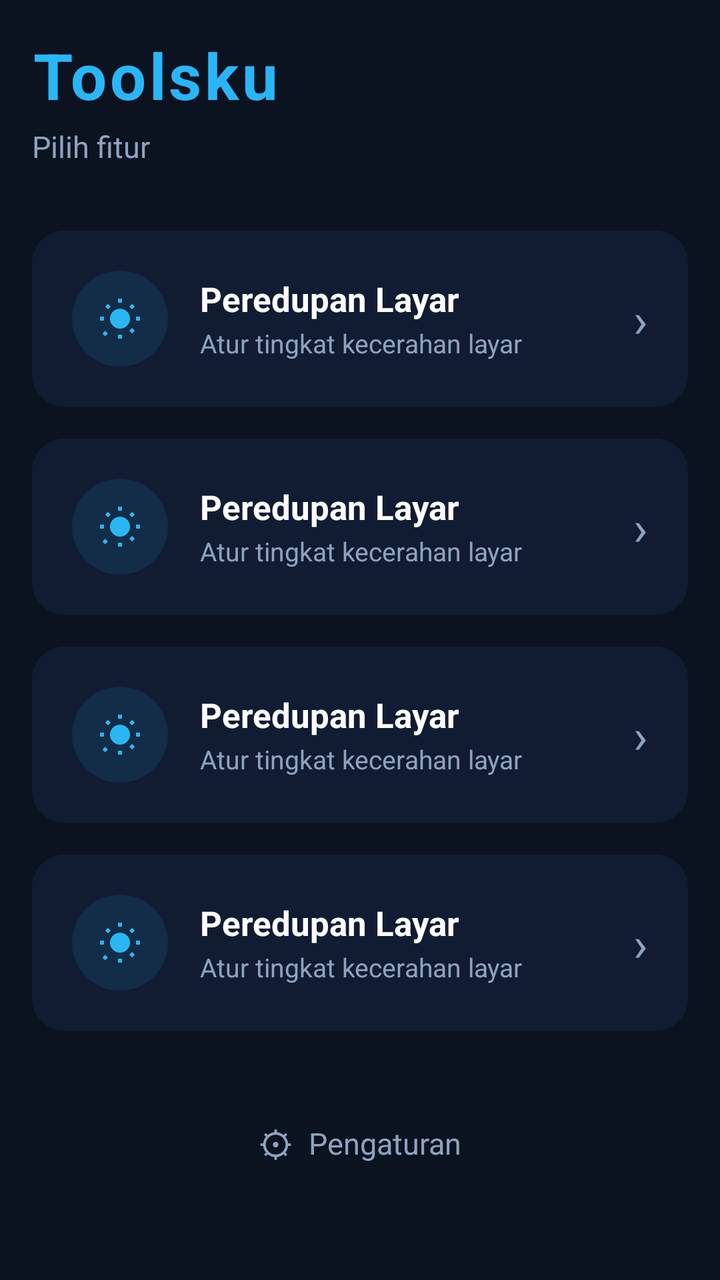
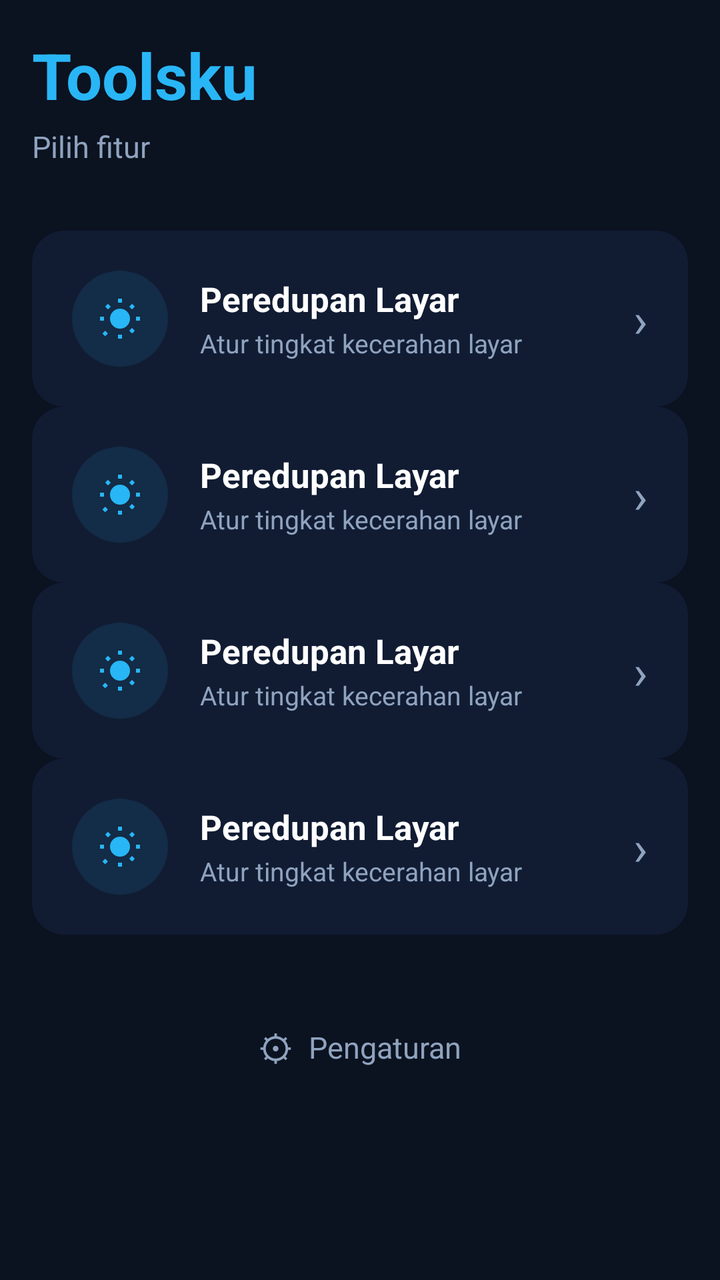

The first picture is an Android layout as it rendered before a commit; the second is the same layout after the commit. The layout source and the unified diff follow.
<!-- AndroidManifest.xml: activity theme Theme.Toolsku -->
<!-- res/layout/activity_main.xml -->
<?xml version="1.0" encoding="utf-8"?>
<ScrollView xmlns:android="http://schemas.android.com/apk/res/android"
    xmlns:app="http://schemas.android.com/apk/res-auto"
    android:layout_width="match_parent"
    android:layout_height="match_parent"
    android:background="@color/bg_dark"
    android:fillViewport="true">

    <LinearLayout
        android:layout_width="match_parent"
        android:layout_height="wrap_content"
        android:orientation="vertical"
        android:padding="@dimen/spacing_md"
        android:paddingTop="48dp"
        android:paddingBottom="32dp">

        
        <TextView
            android:layout_width="wrap_content"
            android:layout_height="wrap_content"
            android:text="@string/home_title"
            android:textColor="@color/accent"
            android:textSize="32sp"
            android:textStyle="bold"
            android:letterSpacing="0.05" />

        <TextView
            android:layout_width="wrap_content"
            android:layout_height="wrap_content"
            android:layout_marginTop="4dp"
            android:text="@string/home_subtitle"
            android:textColor="@color/text_secondary"
            android:textSize="15sp" />

        
        <LinearLayout
            android:layout_width="match_parent"
            android:layout_height="wrap_content"
            android:layout_marginTop="32dp"
            android:orientation="vertical">

            
            <include
                android:id="@+id/cardDimmer"
                layout="@layout/item_menu_card"
                android:layout_width="match_parent"
                android:layout_height="wrap_content" />

            
            <include
                android:id="@+id/cardCleaner"
                layout="@layout/item_menu_card"
                android:layout_width="match_parent"
                android:layout_height="wrap_content"
                android:layout_marginTop="@dimen/spacing_md" />

            
            <include
                android:id="@+id/cardKiller"
                layout="@layout/item_menu_card"
                android:layout_width="match_parent"
                android:layout_height="wrap_content"
                android:layout_marginTop="@dimen/spacing_md" />

            
            <include
                android:id="@+id/cardBoot"
                layout="@layout/item_menu_card"
                android:layout_width="match_parent"
                android:layout_height="wrap_content"
                android:layout_marginTop="@dimen/spacing_md" />
        </LinearLayout>

        
        <LinearLayout
            android:id="@+id/btnSettings"
            android:layout_width="match_parent"
            android:layout_height="wrap_content"
            android:layout_marginTop="32dp"
            android:background="?attr/selectableItemBackground"
            android:clickable="true"
            android:focusable="true"
            android:gravity="center"
            android:orientation="horizontal"
            android:padding="12dp">

            <TextView
                android:layout_width="wrap_content"
                android:layout_height="wrap_content"
                android:text="⚙"
                android:textColor="@color/text_secondary"
                android:textSize="18sp" />

            <TextView
                android:layout_width="wrap_content"
                android:layout_height="wrap_content"
                android:layout_marginStart="8dp"
                android:text="@string/menu_settings"
                android:textColor="@color/text_secondary"
                android:textSize="15sp" />
        </LinearLayout>

    </LinearLayout>
</ScrollView>
<!-- res/layout/item_menu_card.xml (included above) -->
<?xml version="1.0" encoding="utf-8"?>
<LinearLayout xmlns:android="http://schemas.android.com/apk/res/android"
    android:layout_width="match_parent"
    android:layout_height="wrap_content"
    android:background="@drawable/bg_menu_card"
    android:clickable="true"
    android:focusable="true"
    android:foreground="?attr/selectableItemBackground"
    android:gravity="center_vertical"
    android:orientation="horizontal"
    android:padding="20dp">

    <ImageView
        android:id="@+id/ivIcon"
        android:layout_width="48dp"
        android:layout_height="48dp"
        android:background="@drawable/bg_icon_circle"
        android:contentDescription="@null"
        android:padding="12dp"
        android:src="@drawable/ic_dimmer" />

    <LinearLayout
        android:layout_width="0dp"
        android:layout_height="wrap_content"
        android:layout_marginStart="16dp"
        android:layout_weight="1"
        android:orientation="vertical">

        <TextView
            android:id="@+id/tvTitle"
            android:layout_width="wrap_content"
            android:layout_height="wrap_content"
            android:text="@string/menu_dimmer_title"
            android:textColor="@color/text_primary"
            android:textSize="17sp"
            android:textStyle="bold" />

        <TextView
            android:id="@+id/tvDesc"
            android:layout_width="wrap_content"
            android:layout_height="wrap_content"
            android:layout_marginTop="2dp"
            android:text="@string/menu_dimmer_desc"
            android:textColor="@color/text_secondary"
            android:textSize="13sp" />
    </LinearLayout>

    <TextView
        android:layout_width="wrap_content"
        android:layout_height="wrap_content"
        android:text="›"
        android:textColor="@color/text_secondary"
        android:textSize="24sp" />

</LinearLayout>
<!-- resources referenced by this layout -->
<resources>
  <color name="accent">#29B6F6</color>
  <color name="bg_dark">#0B1220</color>
  <color name="text_primary">#FFFFFF</color>
  <color name="text_secondary">#8FA3BF</color>
  <dimen name="spacing_md">16dp</dimen>
  <!-- drawable bg_icon_circle (drawable) -->
  <?xml version="1.0" encoding="utf-8"?>
  <shape xmlns:android="http://schemas.android.com/apk/res/android"
      android:shape="oval">
      <solid android:color="#1A29B6F6" />
  </shape>
  <!-- drawable bg_menu_card (drawable) -->
  <?xml version="1.0" encoding="utf-8"?>
  <shape xmlns:android="http://schemas.android.com/apk/res/android"
      android:shape="rectangle">
      <solid android:color="@color/bg_surface" />
      <corners android:radius="@dimen/card_radius" />
  </shape>
  <!-- drawable ic_dimmer (drawable) -->
  <?xml version="1.0" encoding="utf-8"?>
  <vector xmlns:android="http://schemas.android.com/apk/res/android"
      android:width="24dp"
      android:height="24dp"
      android:viewportWidth="24"
      android:viewportHeight="24"
      android:tint="@color/accent">
      <path
          android:fillColor="#FFFFFF"
          android:pathData="M12,7c-2.76,0 -5,2.24 -5,5s2.24,5 5,5 5,-2.24 5,-5 -2.24,-5 -5,-5zM2,13h2v-2H2v2zM20,11v2h2v-2h-2zM11,2v2h2V2h-2zM11,20v2h2v-2h-2zM5.99,4.58L4.58,5.99l1.41,1.41 1.41,-1.41 -1.41,-1.41zM18.01,19.42l1.41,-1.41 -1.41,-1.41 -1.41,1.41 1.41,1.41zM18.01,4.58l-1.41,1.41 1.41,1.41 1.41,-1.41 -1.41,-1.41zM5.99,19.42l-1.41,-1.41 -1.41,1.41 1.41,1.41 1.41,-1.41z" />
  </vector>
  <string name="home_subtitle">Pilih fitur</string>
  <string name="home_title">Toolsku</string>
  <string name="menu_dimmer_desc">Atur tingkat kecerahan layar</string>
  <string name="menu_dimmer_title">Peredupan Layar</string>
  <string name="menu_settings">Pengaturan</string>
  <style name="Theme.Toolsku" parent="Theme.MaterialComponents.NoActionBar">
          <item name="colorPrimary">@color/accent</item>
          <item name="colorPrimaryVariant">@color/accent_dark</item>
          <item name="colorOnPrimary">@color/bg_dark</item>
          <item name="colorSecondary">@color/accent_light</item>
          <item name="colorSecondaryVariant">@color/accent</item>
          <item name="colorOnSecondary">@color/bg_dark</item>
          <item name="android:colorBackground">@color/bg_dark</item>
          <item name="colorSurface">@color/bg_surface</item>
          <item name="colorOnSurface">@color/text_primary</item>
          <item name="android:statusBarColor">@color/bg_dark</item>
          <item name="android:navigationBarColor">@color/bg_dark</item>
          <item name="android:windowLightStatusBar">false</item>
          <item name="android:windowBackground">@color/bg_dark</item>
      </style>
  <color name="bg_surface">#111C33</color>
  <dimen name="card_radius">16dp</dimen>
  <color name="accent_dark">#0288D1</color>
  <color name="accent_light">#4FC3F7</color>
</resources>

<!-- the commit's change to res/layout/activity_main.xml (unified diff, before → after) -->
@@ -1,6 +1,5 @@
 <?xml version="1.0" encoding="utf-8"?>
 <ScrollView xmlns:android="http://schemas.android.com/apk/res/android"
-    xmlns:app="http://schemas.android.com/apk/res-auto"
     android:layout_width="match_parent"
     android:layout_height="match_parent"
     android:background="@color/bg_dark"
@@ -14,15 +13,13 @@
         android:paddingTop="48dp"
         android:paddingBottom="32dp">
 
-        
         <TextView
             android:layout_width="wrap_content"
             android:layout_height="wrap_content"
             android:text="@string/home_title"
             android:textColor="@color/accent"
             android:textSize="32sp"
-            android:textStyle="bold"
-            android:letterSpacing="0.05" />
+            android:textStyle="bold" />
 
         <TextView
             android:layout_width="wrap_content"
@@ -32,46 +29,32 @@
             android:textColor="@color/text_secondary"
             android:textSize="15sp" />
 
-        
         <LinearLayout
             android:layout_width="match_parent"
             android:layout_height="wrap_content"
             android:layout_marginTop="32dp"
             android:orientation="vertical">
 
-            
             <include
                 android:id="@+id/cardDimmer"
-                layout="@layout/item_menu_card"
-                android:layout_width="match_parent"
-                android:layout_height="wrap_content" />
+                layout="@layout/item_menu_card" />
 
-            
             <include
                 android:id="@+id/cardCleaner"
                 layout="@layout/item_menu_card"
-                android:layout_width="match_parent"
-                android:layout_height="wrap_content"
                 android:layout_marginTop="@dimen/spacing_md" />
 
-            
             <include
                 android:id="@+id/cardKiller"
                 layout="@layout/item_menu_card"
-                android:layout_width="match_parent"
-                android:layout_height="wrap_content"
                 android:layout_marginTop="@dimen/spacing_md" />
 
-            
             <include
                 android:id="@+id/cardBoot"
                 layout="@layout/item_menu_card"
-                android:layout_width="match_parent"
-                android:layout_height="wrap_content"
                 android:layout_marginTop="@dimen/spacing_md" />
         </LinearLayout>
 
-        
         <LinearLayout
             android:id="@+id/btnSettings"
             android:layout_width="match_parent"
